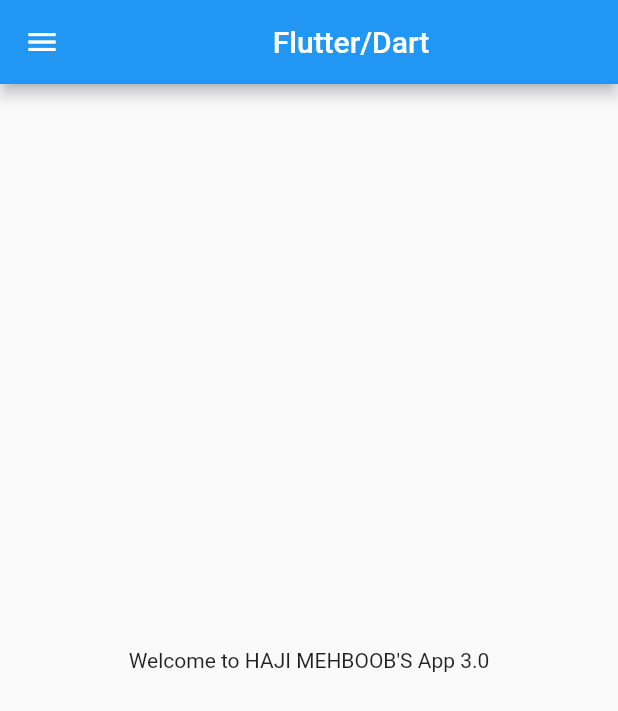
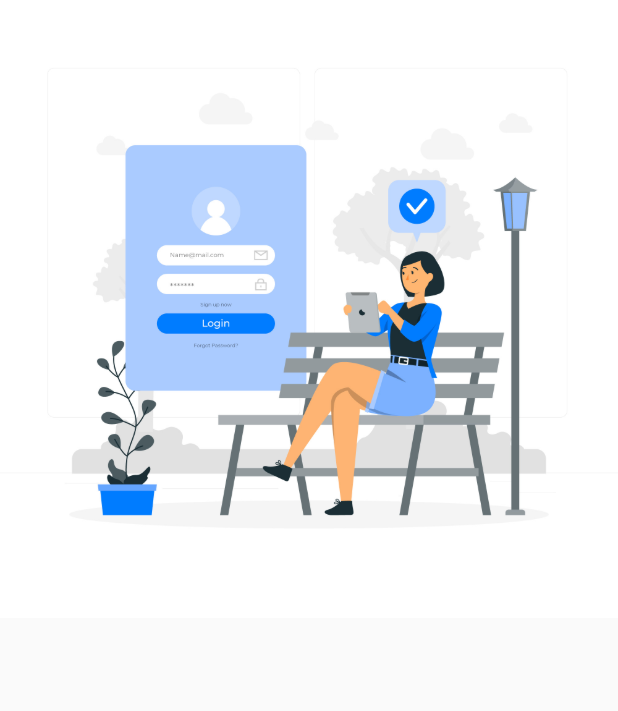
Before and after one commit to Muhammad-Usmaan/FlutterApp, a Flutter app: the screen it shows after launch, on a phone screen of 412 x 824 dp. Shown: the top 711 px of the screen. Run offline on Flutter 3.47's test engine with Material 2 defaults, Android fonts, the phone set to English and light mode, and no system bars.

Commit message:
First commit

```diff
--- /dev/null
+++ b/lib/Pages/Login_page.dart
@@ -0,0 +1,13 @@
+import 'package:flutter/material.dart';
+
+class LoginPage extends StatelessWidget {
+  const LoginPage({Key? key}) : super(key: key);
+
+  @override
+  Widget build(BuildContext context) {
+    return Material(
+        child: Column(
+      children: [Image.asset("assets/Images/login_page.jpg")],
+    ));
+  }
+}
--- a/lib/main.dart
+++ b/lib/main.dart
@@ -1,4 +1,5 @@
 import 'package:flutter/material.dart';
+import 'package:my_app/Pages/Login_page.dart';
 
 import 'Pages/home_page.dart';
 
@@ -12,7 +13,14 @@ class MyApp extends StatelessWidget {
   @override
   Widget build(BuildContext context) {
     return MaterialApp(
-     home: HomePage(),
+      themeMode: ThemeMode.light,
+      theme: ThemeData(primarySwatch: Colors.amber),
+      darkTheme: ThemeData(brightness: Brightness.dark),
+      routes: {
+        "/": (context) => LoginPage(),
+        "/home": ((context) => HomePage()),
+        "/login": (context) => LoginPage()
+      },
     );
   }
 }
--- a/pubspec.yaml
+++ b/pubspec.yaml
@@ -58,8 +58,8 @@ flutter:
   uses-material-design: true
 
   # To add assets to your application, add an assets section, like this:
-  # assets:
-  #   - images/a_dot_burr.jpeg
+  assets:
+    - assets/Images
   #   - images/a_dot_ham.jpeg
 
   # An image asset can refer to one or more resolution-specific "variants", see
```
Also changed, not shown: assets/Images/login_page.jpg (added).
